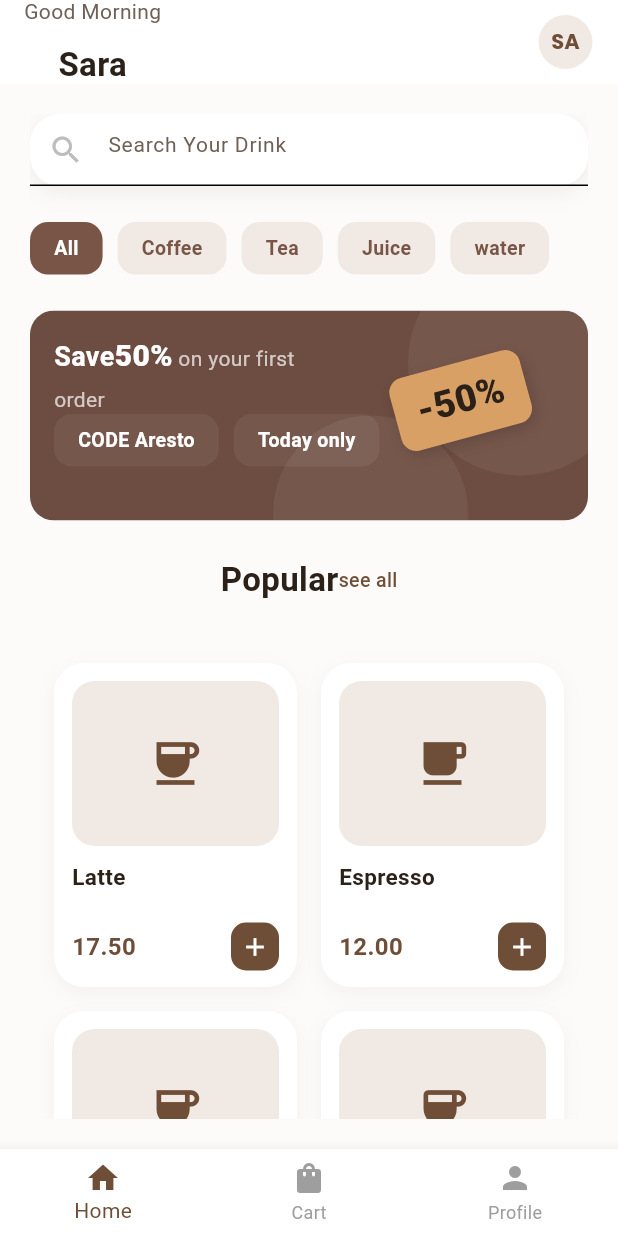
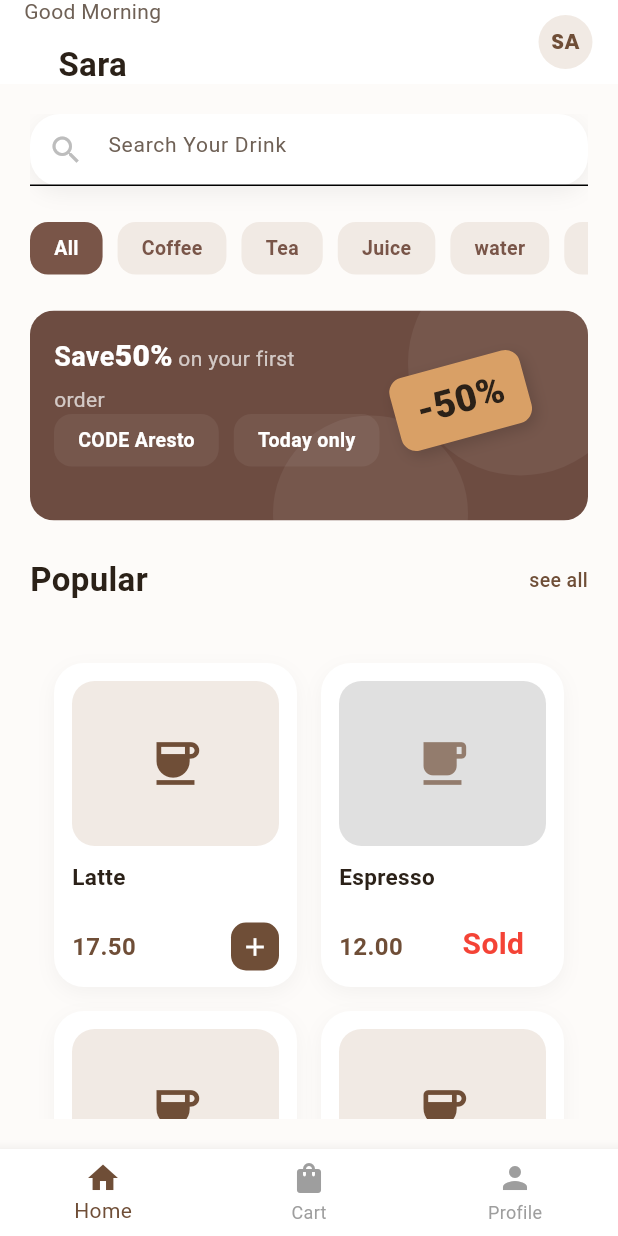
Before and after one commit to emanjber51/aristo_emanjber51, a Flutter app: the screen it shows after launch, on a phone screen of 412 x 824 dp. Run offline on Flutter 3.47's test engine with Material 3 defaults, Android fonts, the phone set to English and light mode, and no system bars; our stand-ins replace google_fonts.

Commit message:
Week 3: refactor

```diff
--- a/coffeeshop_app/lib/CoffeeItem.dart
+++ b/coffeeshop_app/lib/CoffeeItem.dart
@@ -5,11 +5,13 @@ class CoffeeItem {
   final String description;
   final String price;
   final IconData icon;
+  final bool isSoldOut ;
 
   CoffeeItem({
     required this.title,
     required this.description,
     required this.price,
     required this.icon,
+     this.isSoldOut=false,
   });
 }
--- a/coffeeshop_app/lib/OrderCardDesign.dart
+++ b/coffeeshop_app/lib/OrderCardDesign.dart
@@ -3,12 +3,8 @@ import 'package:coffeeshop_app/CoffeeItem.dart';
 import 'package:flutter/material.dart';
 
 class CustomCard extends StatelessWidget {
-
-  final CoffeeItem coffeeItem ;
-  const CustomCard({
-    super.key,
-    required this.coffeeItem
-  });
+  final CoffeeItem coffeeItem;
+  const CustomCard({super.key, required this.coffeeItem});
 
   @override
   Widget build(BuildContext context) {
@@ -34,14 +30,18 @@ class CustomCard extends StatelessWidget {
             height: 110,
             width: double.infinity,
             decoration: BoxDecoration(
-              color: AppColors.chipUnselected,
+              color: coffeeItem.isSoldOut
+                  ? Colors.grey[300]
+                  : AppColors.chipUnselected,
               borderRadius: BorderRadius.circular(15),
             ),
             child: Center(
               child: Icon(
                 coffeeItem.icon,
                 size: 38,
-                color: AppColors.primary,
+                color: coffeeItem.isSoldOut
+                    ?  const Color.fromARGB(174, 111, 78, 55)
+                    : AppColors.primary,
               ),
             ),
           ),
@@ -77,14 +77,25 @@ class CustomCard extends StatelessWidget {
                   fontWeight: FontWeight.bold,
                 ),
               ),
+
               Container(
-                width: 32,
+                width: coffeeItem.isSoldOut ? 70 : 32,
                 height: 32,
                 decoration: BoxDecoration(
-                  color: AppColors.primary,
+                  color: coffeeItem.isSoldOut ? AppColors.surface : AppColors.primary,
                   borderRadius: BorderRadius.circular(10),
                 ),
-                child: const Icon(Icons.add, color: Colors.white, size: 20),
+                child: coffeeItem.isSoldOut
+                    ? const Text(
+                        "Sold out",
+                        textAlign: TextAlign.center,
+                        style: TextStyle(
+                          color: Colors.red,
+                          fontSize: 20,
+                          fontWeight: FontWeight.bold,
+                        ),
+                      )
+                    : const Icon(Icons.add, color: Colors.white, size: 20),
               ),
             ],
           ),
--- a/coffeeshop_app/lib/main.dart
+++ b/coffeeshop_app/lib/main.dart
@@ -6,6 +6,7 @@ import 'package:coffeeshop_app/OrderCardDesign.dart';
 import 'package:coffeeshop_app/SearchBoxDesign.dart';
 import 'package:coffeeshop_app/ShipDesign.dart';
 import 'package:coffeeshop_app/Titleapp.dart';
+import 'package:coffeeshop_app/show_button.dart';
 import 'package:flutter/material.dart';
 import 'package:google_fonts/google_fonts.dart';
 
@@ -21,12 +22,14 @@ Map<String, CoffeeItem> coffeeMap = {
     description: "Strong and dark",
     price: "12.00",
     icon: Icons.local_cafe,
+    isSoldOut: true
   ),
   "003": CoffeeItem(
     title: "Green tea",
     description: "Light and clean",
     price: "15.50",
     icon: Icons.coffee_sharp,
+
   ),
   "004": CoffeeItem(
     title: "Orange Juice",
@@ -39,11 +42,24 @@ Map<String, CoffeeItem> coffeeMap = {
     description: "Foam on top",
     price: "18.00",
     icon: Icons.coffee_sharp,
+    isSoldOut: true
   ),
   "006": CoffeeItem(
     title: "Mint tea",
     description: "Cool finish",
     price: "14.00",
+    icon: Icons.coffee,
+  ),
+  "007": CoffeeItem(
+    title: "Spanish Latte",
+    description: "Espresso with sweetened condensed milk",
+    price: "15.00",
+    icon: Icons.coffee,
+  ),
+  "008": CoffeeItem(
+    title: "Hazelnut Macchiato",
+    description: "Espresso, steamed milk & hazelnut syrup",
+    price: "17.00",
     icon: Icons.coffee,
   ),
 };
@@ -100,55 +116,25 @@ class CoffeeMenu extends StatelessWidget {
               spacing: 24,
               children: [
                 SearchBox(),
-                Row(
-                  spacing: 10,
-                  children: [
-                    choicesship(
-                      text: "All",
-                      isSelected: true,
-                    ),
-                    choicesship(
-                      text: "Coffee",
-                     isSelected: false,
-                    ),
-                    choicesship(
-                      text: "Tea",
-                      isSelected: false,
-                    ),
-                    choicesship(
-                      text: "Juice",
-                     isSelected: false,
-                    ),
-                    choicesship(
-                      text: "water",
-                      isSelected: false,
-                    ),
-                  ],
+                SingleChildScrollView(
+                  scrollDirection: Axis.horizontal,
+                  child: Row(
+                    mainAxisAlignment: MainAxisAlignment.spaceEvenly,
+                    spacing: 10,
+                    children: [
+                      choicesship(text: "All", isSelected: true),
+                      choicesship(text: "Coffee", isSelected: false),
+                      choicesship(text: "Tea", isSelected: false),
+                      choicesship(text: "Juice", isSelected: false),
+                      choicesship(text: "water", isSelected: false),
+                      choicesship(text: 'Pastries', isSelected: false),
+                      choicesship(text: 'Cold Brew', isSelected: false),
+                      choicesship(text: 'Desserts ', isSelected: true),
+                    ],
+                  ),
                 ),
                 OfferCard(Discount: '50%'),
-                Wrap(
-                  alignment: WrapAlignment.spaceBetween,
-                  crossAxisAlignment: WrapCrossAlignment.center,
-                  runSpacing: 8,
-                  children: [
-                    Text(
-                      "Popular",
-                      style: Theme.of(context).textTheme.bodyMedium?.copyWith(
-                        color: AppColors.textPrimary,
-                        fontSize: 22,
-                        fontWeight: FontWeight.w600,
-                      ),
-                    ),
-                    Text(
-                      "see all",
-                      style: Theme.of(context).textTheme.bodyMedium?.copyWith(
-                        color: AppColors.primary,
-                        fontSize: 13,
-                        fontWeight: FontWeight.w500,
-                      ),
-                    ),
-                  ],
-                ),
+                ShowButton(),
                 GridView.count(
                   crossAxisCount: 2,
                   crossAxisSpacing: 16,
@@ -158,12 +144,14 @@ class CoffeeMenu extends StatelessWidget {
                   physics: const BouncingScrollPhysics(),
                   shrinkWrap: true,
                   children: [
-                    CustomCard( coffeeItem: coffeeMap["001"]!),
-                    CustomCard( coffeeItem: coffeeMap["002"]!),
-                    CustomCard( coffeeItem: coffeeMap["003"]!),
-                    CustomCard( coffeeItem: coffeeMap["004"]!),
-                    CustomCard( coffeeItem: coffeeMap["005"]!),
-                    CustomCard( coffeeItem: coffeeMap["006"]!),
+                    CustomCard(coffeeItem: coffeeMap["001"]!),
+                    CustomCard(coffeeItem: coffeeMap["002"]!),
+                    CustomCard(coffeeItem: coffeeMap["003"]!),
+                    CustomCard(coffeeItem: coffeeMap["004"]!),
+                    CustomCard(coffeeItem: coffeeMap["005"]!),
+                    CustomCard(coffeeItem: coffeeMap["006"]!),
+                    CustomCard(coffeeItem: coffeeMap["007"]!),
+                    CustomCard(coffeeItem: coffeeMap["008"]!),
                   ],
                 ),
               ],
--- /dev/null
+++ b/coffeeshop_app/lib/show_button.dart
@@ -0,0 +1,34 @@
+import 'package:coffeeshop_app/Appcolors.dart';
+import 'package:flutter/material.dart';
+
+class ShowButton extends StatelessWidget {
+  const ShowButton({
+    super.key,
+  });
+
+  @override
+  Widget build(BuildContext context) {
+    return Row(
+      spacing: 10,
+      mainAxisAlignment: MainAxisAlignment.spaceBetween,
+      children: [
+        Text(
+          "Popular",
+          style: Theme.of(context).textTheme.bodyMedium?.copyWith(
+            color: AppColors.textPrimary,
+            fontSize: 22,
+            fontWeight: FontWeight.w600,
+          ),
+        ),
+        Text(
+          "see all",
+          style: Theme.of(context).textTheme.bodyMedium?.copyWith(
+            color: AppColors.primary,
+            fontSize: 13,
+            fontWeight: FontWeight.w500,
+          ),
+        ),
+      ],
+    );
+  }
+}
```
Also changed, not shown: 6 other files.
